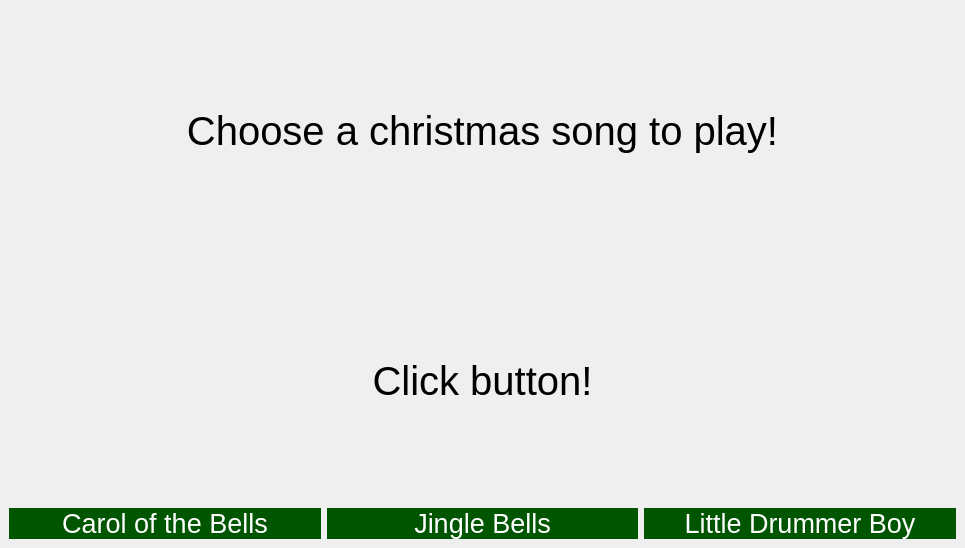
JasonLuckow/ProjectLab2, file test.ui: the form before one commit.
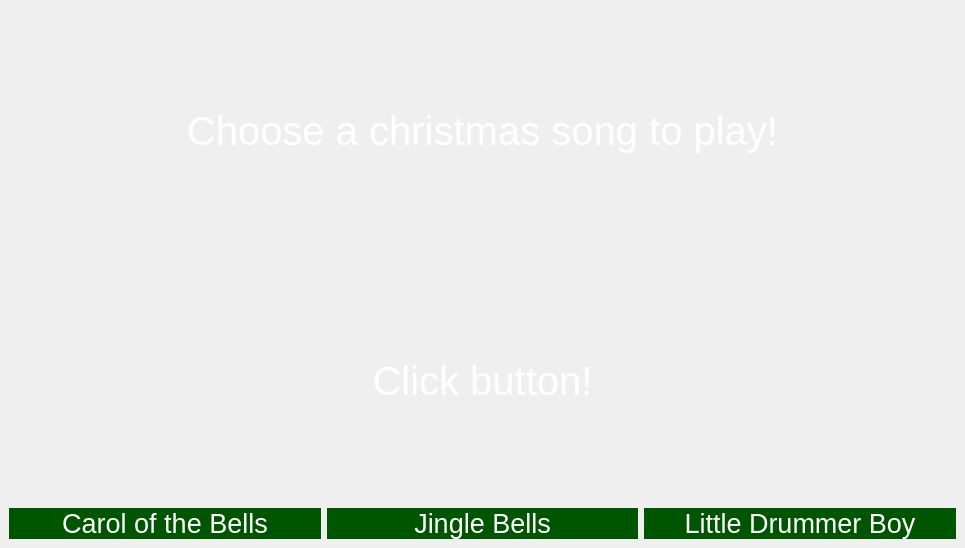
The form after the commit.

```diff
--- a/test.ui
+++ b/test.ui
@@ -77,6 +77,9 @@
       <property name="autoFillBackground">
        <bool>false</bool>
       </property>
+      <property name="styleSheet">
+       <string notr="true">color: rgb(255, 255, 255);</string>
+      </property>
       <property name="text">
        <string>Choose a christmas song to play!</string>
       </property>
@@ -92,6 +95,9 @@
         <pointsize>30</pointsize>
        </font>
       </property>
+      <property name="styleSheet">
+       <string notr="true">color: rgb(255, 255, 255);</string>
+      </property>
       <property name="text">
        <string>Click button!</string>
       </property>
```
Left out of the diff: 47 changed lines with no effect on the pictures.
